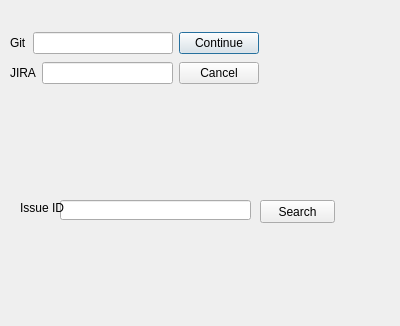
mreidss/CSCI334, file CSCI334/search.ui: the form before one commit.
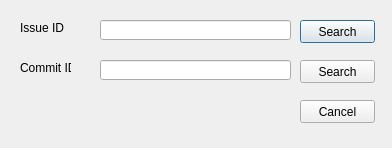
The form after the commit.

What changed in the file:
```diff
--- a/CSCI334/search.ui
+++ b/CSCI334/search.ui
@@ -6,80 +6,18 @@
    <rect>
     <x>0</x>
     <y>0</y>
-    <width>400</width>
-    <height>326</height>
+    <width>392</width>
+    <height>148</height>
    </rect>
   </property>
   <property name="windowTitle">
    <string>Dialog</string>
   </property>
-  <widget class="QWidget" name="layoutWidget">
-   <property name="geometry">
-    <rect>
-     <x>10</x>
-     <y>30</y>
-     <width>249</width>
-     <height>58</height>
-    </rect>
-   </property>
-   <layout class="QVBoxLayout" name="verticalLayout">
-    <item>
-     <layout class="QHBoxLayout" name="horizontalLayout_3">
-      <item>
-       <layout class="QHBoxLayout" name="horizontalLayout">
-        <item>
-         <widget class="QLabel" name="label">
-          <property name="text">
-           <string>Git</string>
-          </property>
-         </widget>
-        </item>
-        <item>
-         <widget class="QLineEdit" name="lineEdit"/>
-        </item>
-       </layout>
-      </item>
-      <item>
-       <widget class="QPushButton" name="OK">
-        <property name="text">
-         <string>Continue</string>
-        </property>
-       </widget>
-      </item>
-     </layout>
-    </item>
-    <item>
-     <layout class="QHBoxLayout" name="horizontalLayout_4">
-      <item>
-       <layout class="QHBoxLayout" name="horizontalLayout_2">
-        <item>
-         <widget class="QLabel" name="label_2">
-          <property name="text">
-           <string>JIRA</string>
-          </property>
-         </widget>
-        </item>
-        <item>
-         <widget class="QLineEdit" name="lineEdit_2"/>
-        </item>
-       </layout>
-      </item>
-      <item>
-       <widget class="QPushButton" name="Cancel">
-        <property name="text">
-         <string>Cancel</string>
-        </property>
-       </widget>
-      </item>
-     </layout>
-    </item>
-   </layout>
-  </widget>
   <widget class="QLineEdit" name="lineEdit_3">
    <property name="geometry">
     <rect>
-     <x>60</x>
-     <y>200</y>
+     <x>100</x>
+     <y>20</y>
      <width>191</width>
      <height>20</height>
     </rect>
@@ -89,7 +27,7 @@
    <property name="geometry">
     <rect>
      <x>20</x>
-     <y>200</y>
+     <y>20</y>
      <width>51</width>
      <height>16</height>
     </rect>
@@ -101,8 +39,8 @@
   <widget class="QPushButton" name="searchIssueID">
    <property name="geometry">
     <rect>
-     <x>260</x>
-     <y>200</y>
+     <x>300</x>
+     <y>20</y>
      <width>75</width>
      <height>23</height>
     </rect>
@@ -111,6 +49,55 @@
     <string>Search</string>
    </property>
   </widget>
+  <widget class="QLabel" name="label_4">
+   <property name="geometry">
+    <rect>
+     <x>20</x>
+     <y>60</y>
+     <width>51</width>
+     <height>16</height>
+    </rect>
+   </property>
+   <property name="text">
+    <string>Commit ID</string>
+   </property>
+  </widget>
+  <widget class="QLineEdit" name="lineEdit_4">
+   <property name="geometry">
+    <rect>
+     <x>100</x>
+     <y>60</y>
+     <width>191</width>
+     <height>20</height>
+    </rect>
+   </property>
+  </widget>
+  <widget class="QPushButton" name="searchcommitID">
+   <property name="geometry">
+    <rect>
+     <x>300</x>
+     <y>60</y>
+     <width>75</width>
+     <height>23</height>
+    </rect>
+   </property>
+   <property name="text">
+    <string>Search</string>
+   </property>
+  </widget>
+  <widget class="QPushButton" name="Cancel">
+   <property name="geometry">
+    <rect>
+     <x>300</x>
+     <y>100</y>
+     <width>75</width>
+     <height>23</height>
+    </rect>
+   </property>
+   <property name="text">
+    <string>Cancel</string>
+   </property>
+  </widget>
  </widget>
  <resources/>
  <connections/>
```
